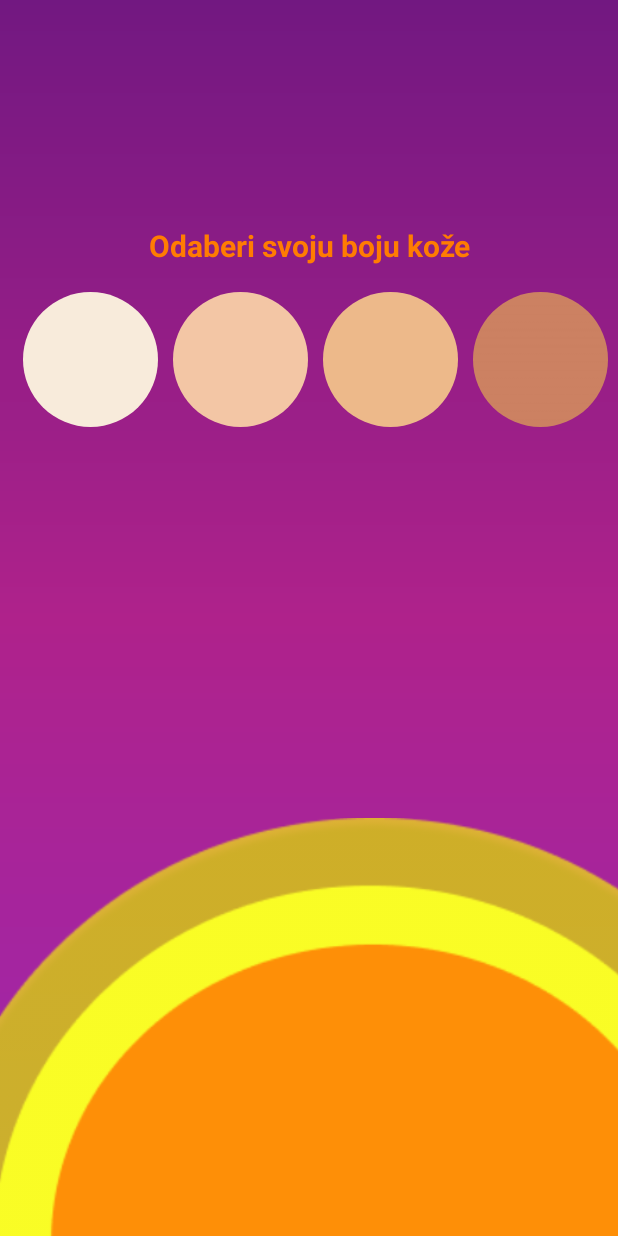
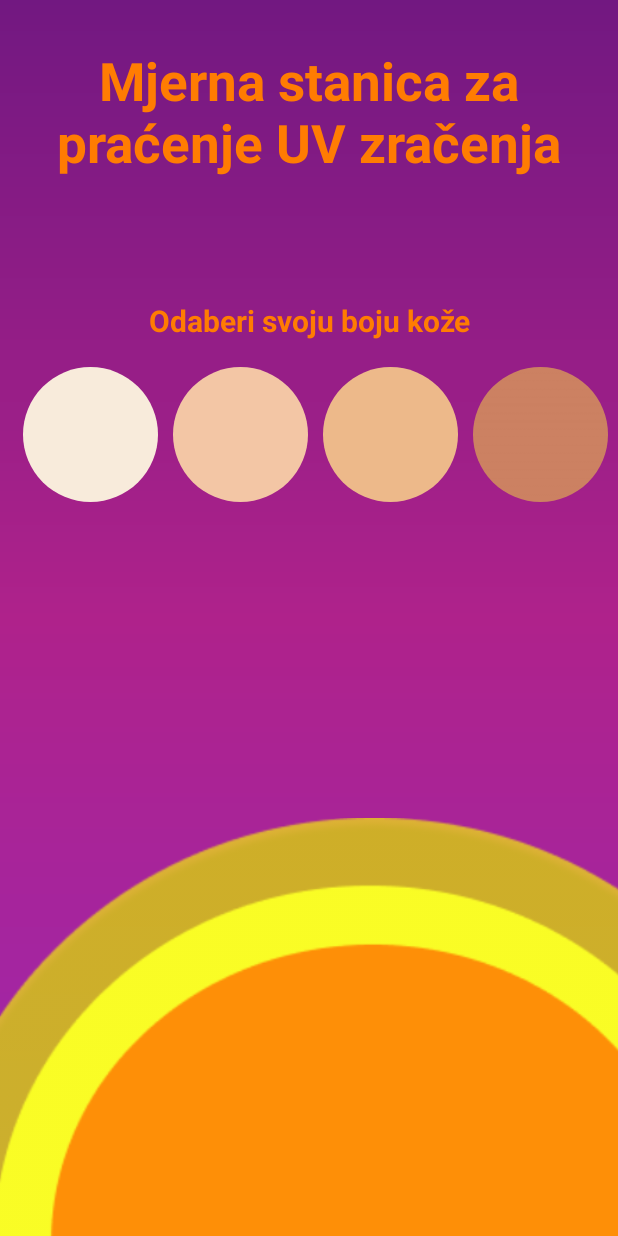
Before and after one commit to Kolarka/MyDriver_TSL2591, an Android app: the screen it shows after launch (MainActivity), on a phone screen of 412 x 824 dp. Run offline under Robolectric (Android 15) with nearby library versions, the phone set to English and light mode, and no system bars; our stand-ins replace CircleImageView.

Commit message:
commit 2

```diff
--- a/build.gradle
+++ b/build.gradle
@@ -6,7 +6,7 @@ buildscript {
         mavenCentral()
     }
     dependencies {
-        classpath "com.android.tools.build:gradle:7.0.0"
+        classpath 'com.android.tools.build:gradle:7.0.2'
         classpath "org.jetbrains.kotlin:kotlin-gradle-plugin:$kotlin_version"
         classpath 'com.google.gms:google-services:4.3.10'
 
--- a/driver/build.gradle
+++ b/driver/build.gradle
@@ -33,7 +33,7 @@ dependencies {
 
     implementation 'androidx.appcompat:appcompat:1.3.1'
     implementation 'com.google.android.material:material:1.4.0'
-    implementation 'com.google.firebase:firebase-database:20.0.1'
+    implementation 'com.google.firebase:firebase-database:20.0.2'
     testImplementation 'junit:junit:4.13.2'
     androidTestImplementation 'androidx.test.ext:junit:1.1.3'
     androidTestImplementation 'androidx.test.espresso:espresso-core:3.4.0'
@@ -42,5 +42,8 @@ dependencies {
     compileOnly 'com.google.android.things:androidthings:1.0'
     compileOnly 'io.reactivex.rxjava2:rxkotlin:2.0.0'
     implementation "io.reactivex.rxjava2:rxjava:2.1.8"
+    implementation  'com.google.android.things.contrib:driver-rainbowhat:1.0'
+
+
 
 }
--- a/mob_app/src/main/res/layout/activity_main.xml
+++ b/mob_app/src/main/res/layout/activity_main.xml
@@ -7,7 +7,26 @@
     android:background="@drawable/background_col">
 
     <RelativeLayout
-        android:layout_marginTop="150dp"
+        android:layout_marginTop="30dp"
+        android:layout_centerHorizontal="true"
+        android:layout_width="wrap_content"
+        android:layout_height="wrap_content">
+
+        <TextView
+            android:layout_width="wrap_content"
+            android:layout_height="wrap_content"
+            android:text="@string/mjerna_stanica_za_pra_enje_uv_zra_enja"
+            android:textAlignment="center"
+            android:textColor="#FF7C02"
+            android:textSize="35sp"
+            android:textStyle="bold">
+
+        </TextView>
+    </RelativeLayout>
+
+    <RelativeLayout
+
+        android:layout_marginTop="200dp"
         android:layout_width="match_parent"
         android:layout_height="wrap_content">
 
@@ -17,13 +36,13 @@
             android:layout_height="wrap_content"
             android:layout_alignParentStart="true"
             android:layout_alignParentEnd="true"
-            android:textSize="20sp"
-            android:textAlignment="center"
             android:layout_marginStart="20dp"
             android:layout_marginEnd="20dp"
             android:text="@string/color"
-            android:textStyle="bold"
-            android:textColor="#FF7C02">
+            android:textAlignment="center"
+            android:textColor="#FF7C02"
+            android:textSize="20sp"
+            android:textStyle="bold">
 
         </TextView>
 
--- a/mob_app/src/main/res/values/strings.xml
+++ b/mob_app/src/main/res/values/strings.xml
@@ -15,4 +15,6 @@
 <string name="r">__</string>
 <string name="za_titni_faktor">Zaštitni faktor</string>
     <string name="back">Back</string>
+    <string name="dodatna_za_tita">Dodatna zaštita:</string>
+    <string name="mjerna_stanica_za_pra_enje_uv_zra_enja">Mjerna stanica za praćenje UV zračenja</string>
 </resources>
```
Also changed, not shown: driver/src/main/java/hr/unipu/mydriver_tsl2591/TSL2591SensorDriver.java (+57 -13 lines), mob_app/src/main/java/hr/unipu/mob_app/UV.java (+28 -32 lines), mob_app/src/main/res/layout/activity_uv.xml (+12 -0 lines).
